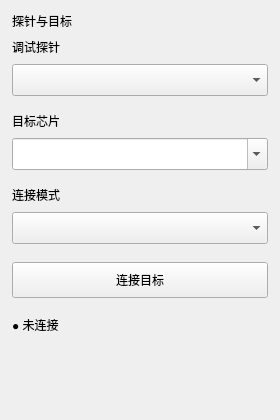
First picture: the form in etools/ui/forms/probe_panel.ui, repository youzhouchang/ETools, before the edit.
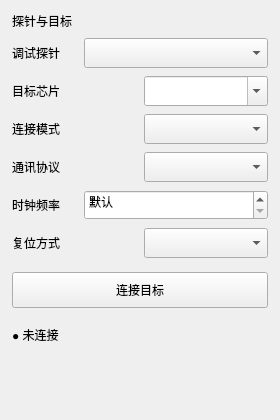
Second picture: the form after the edit.

Commit message:
Add icon system, probe options, and UI polish
Ship a themed SVG icon set (logo + toolbar/status icons), wire them
into menus/tabs/buttons with semantic colors, and improve layout:
inline probe labels, SpinBox controls, wider main pane, hex address
display, and Linux multi-size hicolor packaging.

```diff
--- a/etools/ui/forms/probe_panel.ui
+++ b/etools/ui/forms/probe_panel.ui
@@ -34,7 +34,18 @@
     </widget>
    </item>
    <item>
+    <layout class="QHBoxLayout" name="rowProbe">
+     <property name="spacing">
+      <number>8</number>
+     </property>
+     <item>
     <widget class="QLabel" name="lblProbe">
+       <property name="minimumSize">
+        <size>
+         <width>64</width>
+         <height>0</height>
+        </size>
+       </property>
      <property name="text">
       <string>调试探针</string>
      </property>
@@ -45,7 +56,7 @@
      <property name="minimumSize">
       <size>
        <width>0</width>
-       <height>32</height>
+         <height>30</height>
       </size>
      </property>
      <property name="sizePolicy">
@@ -56,24 +67,21 @@
      </property>
     </widget>
    </item>
+    </layout>
+   </item>
    <item>
-    <spacer name="sp1">
-     <property name="orientation">
-      <enum>Qt::Vertical</enum>
+    <layout class="QHBoxLayout" name="rowTarget">
+     <property name="spacing">
+      <number>8</number>
      </property>
-     <property name="sizeType">
-      <enum>QSizePolicy::Fixed</enum>
-     </property>
-     <property name="sizeHint" stdset="0">
-      <size>
-       <width>0</width>
-       <height>8</height>
-      </size>
-     </property>
-    </spacer>
-   </item>
    <item>
     <widget class="QLabel" name="lblTarget">
+       <property name="minimumSize">
+        <size>
+         <width>64</width>
+         <height>0</height>
+        </size>
+       </property>
      <property name="text">
       <string>目标芯片</string>
      </property>
@@ -84,7 +92,7 @@
      <property name="minimumSize">
       <size>
        <width>0</width>
-       <height>32</height>
+         <height>30</height>
       </size>
      </property>
      <property name="editable">
@@ -95,24 +103,21 @@
      </property>
     </widget>
    </item>
-   <item>
-    <spacer name="sp2">
-     <property name="orientation">
-      <enum>Qt::Vertical</enum>
-     </property>
-     <property name="sizeType">
-      <enum>QSizePolicy::Fixed</enum>
-     </property>
-     <property name="sizeHint" stdset="0">
-      <size>
-       <width>0</width>
-       <height>8</height>
-      </size>
-     </property>
-    </spacer>
+    </layout>
    </item>
+   <item>
+    <layout class="QHBoxLayout" name="rowMode">
+     <property name="spacing">
+      <number>8</number>
+     </property>
    <item>
     <widget class="QLabel" name="lblMode">
+       <property name="minimumSize">
+        <size>
+         <width>64</width>
+         <height>0</height>
+        </size>
+       </property>
      <property name="text">
       <string>连接模式</string>
      </property>
@@ -123,10 +128,126 @@
      <property name="minimumSize">
       <size>
        <width>0</width>
-       <height>32</height>
+         <height>30</height>
       </size>
      </property>
     </widget>
+     </item>
+    </layout>
+   </item>
+   <item>
+    <layout class="QHBoxLayout" name="rowProtocol">
+     <property name="spacing">
+      <number>8</number>
+     </property>
+     <item>
+      <widget class="QLabel" name="lblProtocol">
+       <property name="minimumSize">
+        <size>
+         <width>64</width>
+         <height>0</height>
+        </size>
+       </property>
+       <property name="text">
+        <string>通讯协议</string>
+       </property>
+      </widget>
+     </item>
+     <item>
+      <widget class="QComboBox" name="protocolCombo">
+       <property name="minimumSize">
+        <size>
+         <width>0</width>
+         <height>30</height>
+        </size>
+       </property>
+      </widget>
+     </item>
+    </layout>
+   </item>
+   <item>
+    <layout class="QHBoxLayout" name="rowFreq">
+     <property name="spacing">
+      <number>8</number>
+     </property>
+     <item>
+      <widget class="QLabel" name="lblFreq">
+       <property name="minimumSize">
+        <size>
+         <width>64</width>
+         <height>0</height>
+        </size>
+       </property>
+       <property name="text">
+        <string>时钟频率</string>
+       </property>
+      </widget>
+     </item>
+     <item>
+      <widget class="QSpinBox" name="freqSpin">
+       <property name="sizePolicy">
+        <sizepolicy hsizetype="Expanding" vsizetype="Fixed">
+         <horstretch>0</horstretch>
+         <verstretch>0</verstretch>
+        </sizepolicy>
+       </property>
+       <property name="minimumSize">
+        <size>
+         <width>0</width>
+         <height>30</height>
+        </size>
+       </property>
+       <property name="suffix">
+        <string> kHz</string>
+       </property>
+       <property name="minimum">
+        <number>0</number>
+       </property>
+       <property name="maximum">
+        <number>50000</number>
+       </property>
+       <property name="singleStep">
+        <number>100</number>
+       </property>
+       <property name="specialValueText">
+        <string>默认</string>
+       </property>
+       <property name="value">
+        <number>0</number>
+       </property>
+      </widget>
+     </item>
+    </layout>
+   </item>
+   <item>
+    <layout class="QHBoxLayout" name="rowReset">
+     <property name="spacing">
+      <number>8</number>
+     </property>
+     <item>
+      <widget class="QLabel" name="lblReset">
+       <property name="minimumSize">
+        <size>
+         <width>64</width>
+         <height>0</height>
+        </size>
+       </property>
+       <property name="text">
+        <string>复位方式</string>
+       </property>
+      </widget>
+     </item>
+     <item>
+      <widget class="QComboBox" name="resetCombo">
+       <property name="minimumSize">
+        <size>
+         <width>0</width>
+         <height>30</height>
+        </size>
+       </property>
+      </widget>
+     </item>
+    </layout>
    </item>
    <item>
     <spacer name="sp3">
@@ -139,7 +260,7 @@
      <property name="sizeHint" stdset="0">
       <size>
        <width>0</width>
-       <height>10</height>
+       <height>6</height>
       </size>
      </property>
     </spacer>
```
Lines whose indentation alone changed are shown as unchanged. The commit also changes 127 other files.
